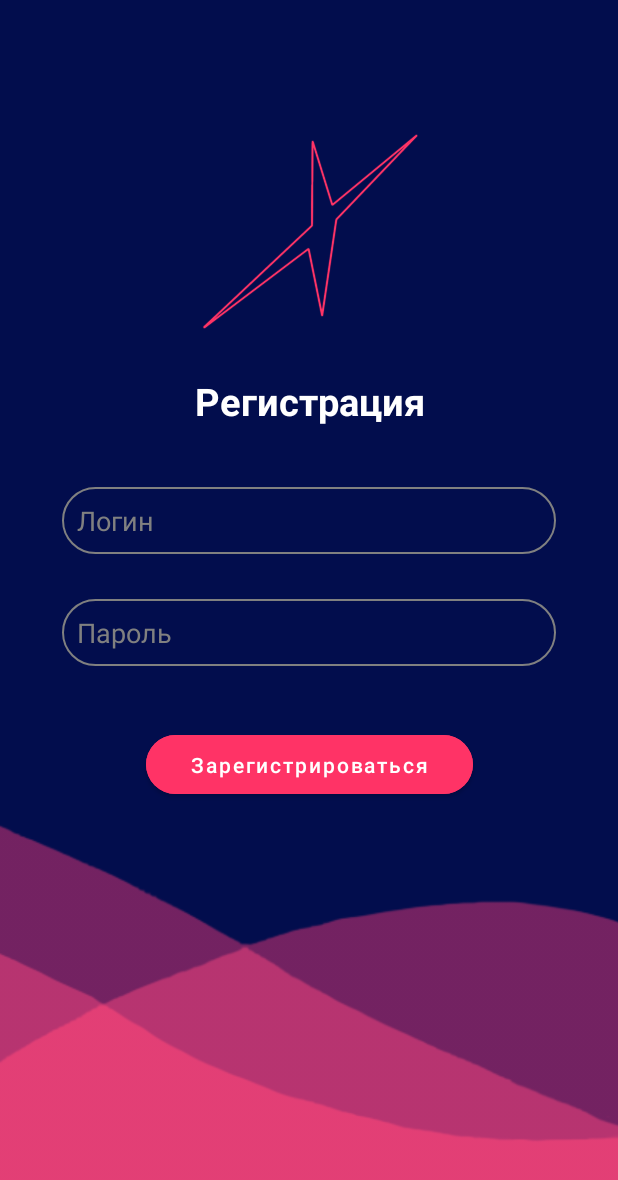
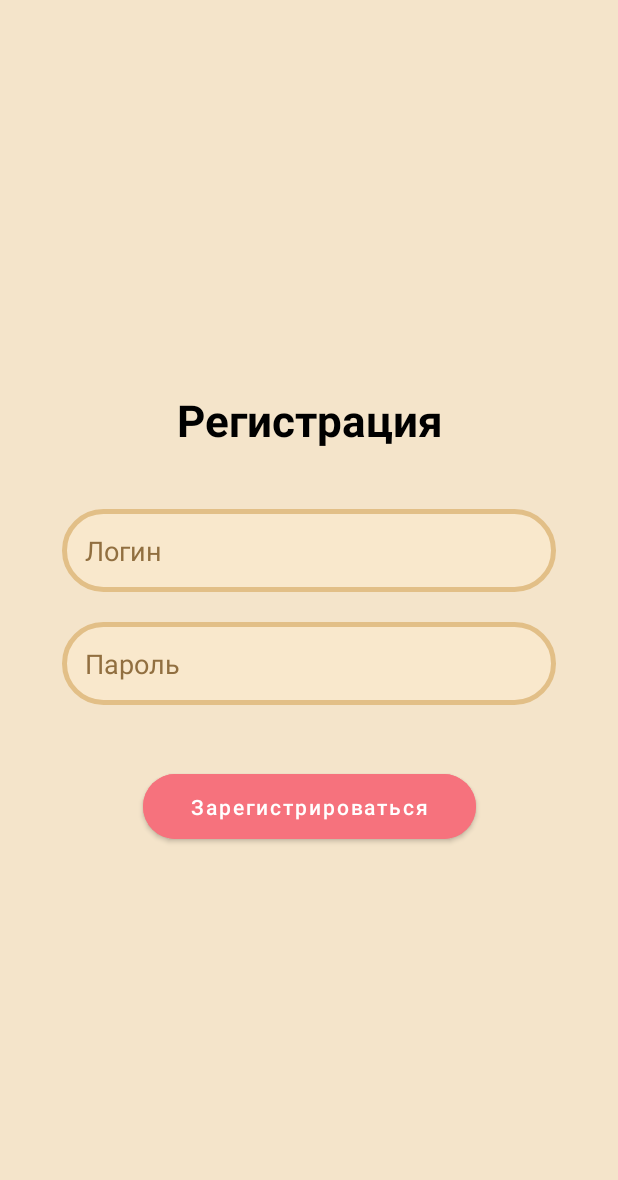
Before and after one commit to l-Mel-l/GrandCross, an Android app: the screen it shows after launch (Registration), after a tap on "Зарегистрироваться", on a phone screen of 412 x 824 dp. Shown: the top 1180 px of the screen. Run offline under Robolectric (Android 15) with nearby library versions, the phone set to English and light mode, and no system bars; our stand-ins replace Firebase (no records; nobody signed in at launch, a user with empty details on screens opened directly); libraries missing offline, so code that uses them is left out: org.slf4j.

Commit message:
Изменён дизайн окон регистрации и авторизации

```diff
--- a/app/src/main/java/com/example/grandcross/Login.java
+++ b/app/src/main/java/com/example/grandcross/Login.java
@@ -2,6 +2,7 @@ package com.example.grandcross;
 
 import androidx.annotation.NonNull;
 import androidx.appcompat.app.AppCompatActivity;
+import androidx.core.content.ContextCompat;
 
 import android.content.Intent;
 import android.os.Bundle;
@@ -30,6 +31,11 @@ public class Login extends AppCompatActivity {
     protected void onCreate(Bundle savedInstanceState) {
         super.onCreate(savedInstanceState);
         setContentView(R.layout.activity_login);
+
+        if (android.os.Build.VERSION.SDK_INT >= android.os.Build.VERSION_CODES.LOLLIPOP) {
+            getWindow().setNavigationBarColor(ContextCompat.getColor(this, R.color.log));
+            getWindow().setStatusBarColor(ContextCompat.getColor(this, R.color.log));
+        }
 
         loginEditText = findViewById(R.id.LoginId);
         passwordEditText = findViewById(R.id.PasswordId);
--- a/app/src/main/java/com/example/grandcross/Registration.java
+++ b/app/src/main/java/com/example/grandcross/Registration.java
@@ -2,6 +2,7 @@ package com.example.grandcross;
 
 import androidx.annotation.NonNull;
 import androidx.appcompat.app.AppCompatActivity;
+import androidx.core.content.ContextCompat;
 
 import android.os.Bundle;
 import android.text.TextUtils;
@@ -28,6 +29,11 @@ public class Registration extends AppCompatActivity {
     protected void onCreate(Bundle savedInstanceState) {
         super.onCreate(savedInstanceState);
         setContentView(R.layout.activity_registration);
+
+        if (android.os.Build.VERSION.SDK_INT >= android.os.Build.VERSION_CODES.LOLLIPOP) {
+            getWindow().setNavigationBarColor(ContextCompat.getColor(this, R.color.log));
+            getWindow().setStatusBarColor(ContextCompat.getColor(this, R.color.log));
+        }
 
         loginEditText = findViewById(R.id.LoginId);
         passwordEditText = findViewById(R.id.PasswordId);
--- a/app/src/main/res/drawable/rounded_edittext_background.xml
+++ b/app/src/main/res/drawable/rounded_edittext_background.xml
@@ -1,6 +1,6 @@
 <?xml version="1.0" encoding="utf-8"?>
 <shape xmlns:android="http://schemas.android.com/apk/res/android">
-    <solid android:color="@android:color/transparent" /> <!-- Прозрачный фон -->
-    <stroke android:width="1dp" android:color="#808080" /> <!-- Серая обводка -->
+    <solid android:color="#f9e8cc" />
+    <stroke android:width="3dp" android:color="#e2bf87" /> <!-- Серая обводка -->
     <corners android:radius="40dp"/> <!-- Округление углов -->
 </shape>
--- a/app/src/main/res/layout/activity_registration.xml
+++ b/app/src/main/res/layout/activity_registration.xml
@@ -5,7 +5,7 @@
     android:layout_width="match_parent"
     android:layout_height="match_parent"
     tools:context=".Registration"
-    android:background="#020d4d">
+    android:background="#f4e4ca">
 
     <TextView
         android:id="@+id/textViewAuthorization"
@@ -17,9 +17,9 @@
         app:layout_constraintTop_toTopOf="parent"
         app:layout_constraintStart_toStartOf="parent"
         app:layout_constraintEnd_toEndOf="parent"
-        android:layout_marginTop="250dp"
-        android:textSize="25dp"
-        android:textColor="#FFFFFF"/>
+        android:layout_marginTop="260dp"
+        android:textSize="29dp"
+        android:textColor="#000000"/>
 
     <EditText
         android:id="@+id/LoginId"
@@ -27,40 +27,40 @@
         android:layout_height="wrap_content"
         android:hint="Логин"
         android:background="@drawable/rounded_edittext_background"
-        android:padding="10dp"
+        android:padding="15dp"
         app:layout_constraintTop_toBottomOf="@+id/textViewAuthorization"
         app:layout_constraintStart_toStartOf="parent"
         app:layout_constraintEnd_toEndOf="parent"
         android:layout_marginTop="40dp"
-        android:textColor="@color/grey"
+        android:textColor="#916f40"
         app:layout_constraintWidth_percent="0.8"
-        android:textColorHint="@color/grey"/>
+        android:textColorHint="#916f40"/>
 
     <EditText
         android:id="@+id/PasswordId"
         android:layout_width="0dp"
         android:layout_height="wrap_content"
-        android:layout_marginTop="30dp"
+        android:layout_marginTop="20dp"
         android:background="@drawable/rounded_edittext_background"
         android:hint="Пароль"
-        android:textColor="@color/grey"
-        android:padding="10dp"
+        android:textColor="#916f40"
+        android:padding="15dp"
         app:layout_constraintEnd_toEndOf="parent"
         app:layout_constraintStart_toStartOf="parent"
         app:layout_constraintTop_toBottomOf="@+id/LoginId"
         app:layout_constraintWidth_percent="0.8"
-        android:textColorHint="@color/grey"/>
+        android:textColorHint="#916f40"/>
 
     <Button
         android:id="@+id/LoginButtonId"
         android:layout_width="wrap_content"
         android:layout_height="wrap_content"
         android:layout_marginTop="40dp"
-        android:backgroundTint="#F36"
-        android:paddingLeft="30dp"
-        android:paddingTop="10dp"
-        android:paddingRight="30dp"
-        android:paddingBottom="10dp"
+        android:backgroundTint="#f6727d"
+        android:paddingLeft="32dp"
+        android:paddingTop="12dp"
+        android:paddingRight="32dp"
+        android:paddingBottom="12dp"
         android:text="Зарегистрироваться"
         android:textAllCaps="false"
         android:textColor="#FFFFFF"
@@ -69,26 +69,5 @@
         app:layout_constraintStart_toStartOf="parent"
         app:layout_constraintTop_toBottomOf="@+id/PasswordId" />
 
-    <ImageView
-        android:id="@+id/imageView2"
-        android:layout_width="150dp"
-        android:layout_height="150dp"
-        android:layout_marginTop="80dp"
-        app:layout_constraintEnd_toEndOf="parent"
-        app:layout_constraintStart_toStartOf="parent"
-        app:layout_constraintTop_toTopOf="parent"
-        app:srcCompat="@drawable/image_psd__1_" />
-
-    <ImageView
-        android:id="@+id/imageView"
-        android:layout_width="470dp"
-        android:layout_height="400dp"
-        android:layout_marginStart="-30dp"
-        android:layout_marginBottom="-80dp"
-        app:layout_constraintBottom_toBottomOf="parent"
-        app:layout_constraintStart_toStartOf="parent"
-        app:srcCompat="@drawable/down" />
-
-
 
 </androidx.constraintlayout.widget.ConstraintLayout>
--- a/app/src/main/res/values/colors.xml
+++ b/app/src/main/res/values/colors.xml
@@ -11,4 +11,6 @@
     <color name="dark">#000836</color>
     <color name="not_orange">#d9b778</color>
     <color name="light">#dfcdab</color>
+    <color name="log">#f4e4ca</color>
+
 </resources>
```
Also changed, not shown: app/src/main/res/layout/activity_login.xml (+22 -41 lines).
